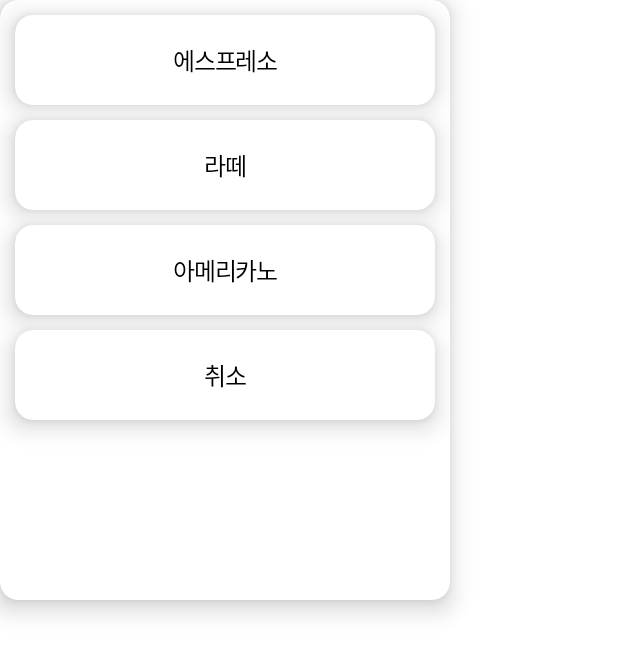
After one commit to qteckr/exam2_JJH, an Android app: the layout dialog_menu.xml on its own in the app's theme, with its tools: preview values and no code run, on a phone screen of 412 x 824 dp. The commit adds this screen. Shown: the top 655 px of the screen. Run offline under Robolectric (Android 15) with nearby library versions, the phone set to English and light mode, and no system bars.

Commit message:
[feat] 기능 구현

```diff
--- /dev/null
+++ b/app/src/main/java/com/example/secondskilltest/data/model/Menu.kt
@@ -0,0 +1,6 @@
+package com.example.secondskilltest.data.model
+enum class Menu {
+    ESPRESSO,
+    LATTE,
+    AMERICANO
+}
--- /dev/null
+++ b/app/src/main/java/com/example/secondskilltest/data/model/ReportItem.kt
@@ -0,0 +1,6 @@
+package com.example.secondskilltest.data.model
+
+data class ReportItem(
+    val title: String,
+    val body: Int
+)
--- a/app/src/main/java/com/example/secondskilltest/ui/base/BaseActivity.kt
+++ b/app/src/main/java/com/example/secondskilltest/ui/activity/base/BaseActivity.kt
@@ -1,4 +1,4 @@
-package com.example.secondskilltest.ui.base
+package com.example.secondskilltest.ui.activity.base
 
 import android.os.Bundle
 import androidx.appcompat.app.AppCompatActivity
--- /dev/null
+++ b/app/src/main/res/layout/dialog_menu.xml
@@ -0,0 +1,118 @@
+<?xml version="1.0" encoding="utf-8"?>
+<layout xmlns:android="http://schemas.android.com/apk/res/android"
+    xmlns:app="http://schemas.android.com/apk/res-auto">
+
+    <data>
+
+    </data>
+
+    <androidx.cardview.widget.CardView
+        android:layout_width="300dp"
+        android:layout_height="400dp"
+        app:cardCornerRadius="12dp"
+        app:cardElevation="10dp">
+
+        <LinearLayout
+            android:layout_width="300dp"
+            android:layout_height="400dp">
+            <androidx.constraintlayout.widget.ConstraintLayout
+                android:layout_width="match_parent"
+                android:layout_height="match_parent">
+
+                <androidx.cardview.widget.CardView
+                    android:id="@+id/btn_espresso"
+                    android:layout_width="match_parent"
+                    android:layout_height="60dp"
+                    android:layout_marginHorizontal="10dp"
+                    android:layout_marginTop="10dp"
+                    app:cardCornerRadius="12dp"
+                    app:cardElevation="10dp"
+                    app:layout_constraintEnd_toEndOf="parent"
+                    app:layout_constraintStart_toStartOf="parent"
+                    app:layout_constraintTop_toTopOf="parent">
+
+                    <TextView
+                        android:layout_width="match_parent"
+                        android:layout_height="match_parent"
+                        android:gravity="center"
+                        android:letterSpacing="-0.05"
+                        android:text="에스프레소"
+                        android:textColor="@color/black"
+                        android:textSize="16dp" />
+                </androidx.cardview.widget.CardView>
+
+                <androidx.cardview.widget.CardView
+                    android:id="@+id/btn_latte"
+                    android:layout_width="match_parent"
+                    android:layout_height="60dp"
+                    android:layout_marginHorizontal="10dp"
+                    android:layout_marginTop="10dp"
+                    app:cardCornerRadius="12dp"
+                    app:cardElevation="10dp"
+                    app:layout_constraintEnd_toEndOf="parent"
+                    app:layout_constraintHorizontal_bias="0.8"
+                    app:layout_constraintStart_toStartOf="parent"
+                    app:layout_constraintTop_toBottomOf="@+id/btn_espresso">
+
+                    <TextView
+                        android:layout_width="match_parent"
+                        android:layout_height="match_parent"
+                        android:gravity="center"
+                        android:letterSpacing="-0.05"
+                        android:text="라떼"
+                        android:textColor="@color/black"
+                        android:textSize="16dp" />
+                </androidx.cardview.widget.CardView>
+
+                <androidx.cardview.widget.CardView
+                    android:id="@+id/btn_americano"
+                    android:layout_width="match_parent"
+                    android:layout_height="60dp"
+                    android:layout_marginHorizontal="10dp"
+                    android:layout_marginTop="10dp"
+                    app:cardCornerRadius="12dp"
+                    app:cardElevation="10dp"
+                    app:layout_constraintEnd_toEndOf="parent"
+                    app:layout_constraintStart_toStartOf="parent"
+                    app:layout_constraintTop_toBottomOf="@+id/btn_latte">
+
+                    <TextView
+                        android:layout_width="match_parent"
+                        android:layout_height="match_parent"
+                        android:gravity="center"
+                        android:letterSpacing="-0.05"
+                        android:text="아메리카노"
+                        android:textColor="@color/black"
+                        android:textSize="16dp" />
+                </androidx.cardview.widget.CardView>
+
+                <androidx.cardview.widget.CardView
+                    android:id="@+id/btn_cancel"
+                    android:layout_width="match_parent"
+                    android:layout_marginTop="10dp"
+                    android:layout_height="60dp"
+                    android:layout_marginHorizontal="10dp"
+                    app:cardCornerRadius="12dp"
+                    app:cardElevation="10dp"
+                    app:layout_constraintEnd_toEndOf="parent"
+                    app:layout_constraintStart_toStartOf="parent"
+                    app:layout_constraintTop_toBottomOf="@+id/btn_americano">
+
+                    <TextView
+                        android:layout_width="match_parent"
+                        android:layout_height="match_parent"
+                        android:gravity="center"
+                        android:letterSpacing="-0.05"
+                        android:text="취소"
+                        android:textColor="@color/black"
+                        android:textSize="16dp" />
+
+                </androidx.cardview.widget.CardView>
+
+            </androidx.constraintlayout.widget.ConstraintLayout>
+
+        </LinearLayout>
+
+
+    </androidx.cardview.widget.CardView>
+</layout>
```
Also changed, not shown: app/src/main/java/com/example/secondskilltest/data/MainRepository.kt (+77 -0 lines), app/src/main/java/com/example/secondskilltest/data/model/Sales.kt (added, +8 -0 lines), app/src/main/java/com/example/secondskilltest/data/model/Stock.kt (added, +7 -0 lines), app/src/main/java/com/example/secondskilltest/domain/MainViewModel.kt (+37 -0 lines), app/src/main/java/com/example/secondskilltest/ui/activity/MainActivity.kt (+58 -10 lines), app/src/main/java/com/example/secondskilltest/ui/component/MainAdapter.kt (+5 -3 lines), app/src/main/java/com/example/secondskilltest/ui/component/MenuDialog.kt (added, +63 -0 lines), app/src/main/res/layout/activity_main.xml (+15 -12 lines), app/src/main/res/layout/item_main.xml (+37 -9 lines).
